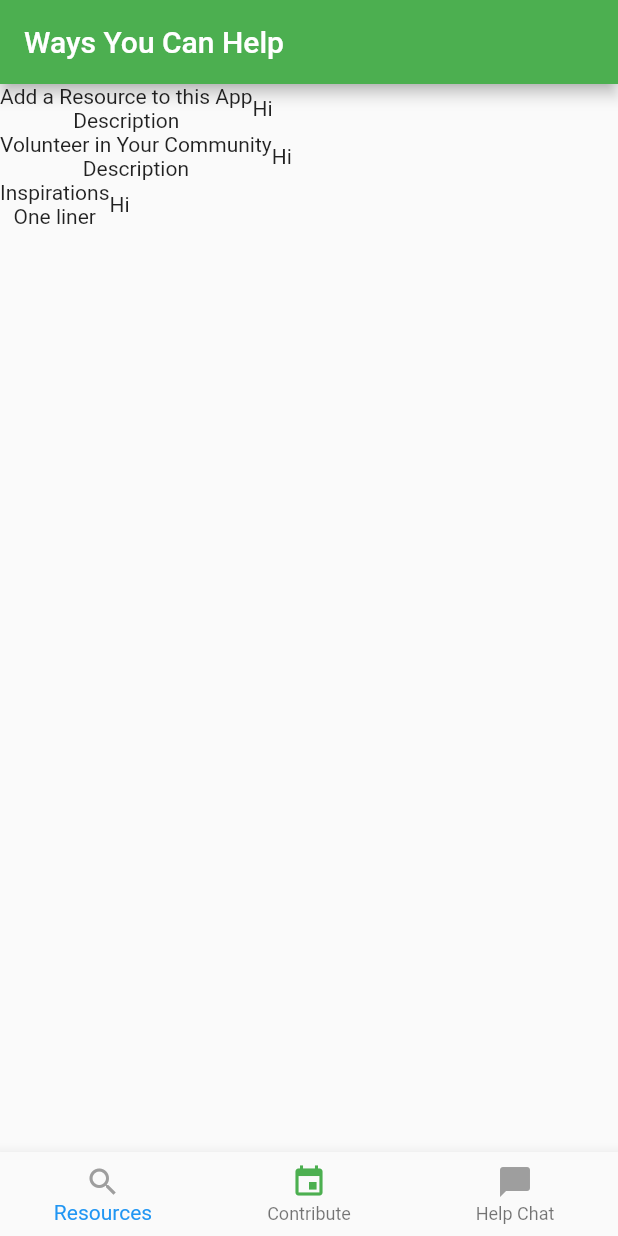
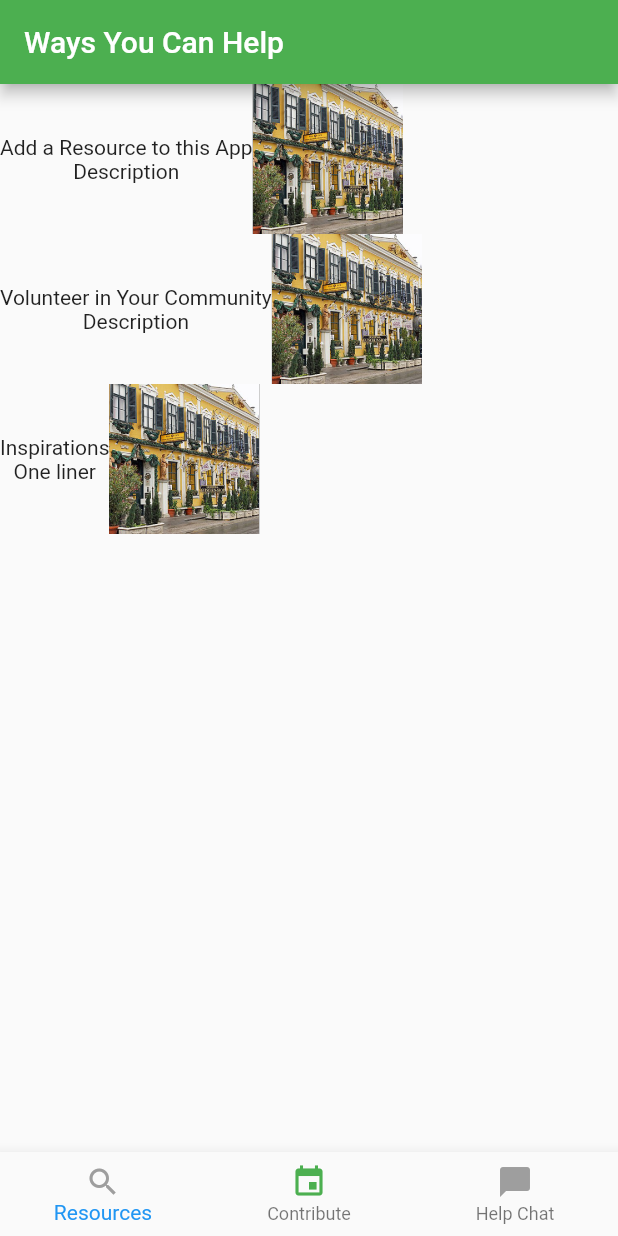
Before and after one commit to jg925/covid-resource-app, a Flutter app: the screen it shows after launch, item 2 of the bottom bar chosen, on a phone screen of 412 x 824 dp. Run offline on Flutter 3.47's test engine with Material 2 defaults, Android fonts, the phone set to English and light mode, and no system bars; our stand-ins replace google_maps_flutter.

Commit message:
change file type of image

```diff
--- a/lib/screens/contribute/contribute.dart
+++ b/lib/screens/contribute/contribute.dart
@@ -20,8 +20,9 @@ class Contribute extends StatelessWidget {
         ),
         body: Column(
             mainAxisAlignment: MainAxisAlignment.start,
-            mainAxisSize: MainAxisSize.min,
+            mainAxisSize: MainAxisSize.max,
             crossAxisAlignment: CrossAxisAlignment.stretch,
+
             children: [
               Section("Add a Resource to this App","Description"),
               Section("Volunteer in Your Community","Description"),
--- /dev/null
+++ b/lib/screens/contribute/disp_image.dart
@@ -0,0 +1,21 @@
+// screens/contribute/disp_image.dart
+
+import 'package:flutter/material.dart';
+
+class DispImage extends StatelessWidget{
+  final String _assetPath;
+
+  DispImage(this._assetPath);
+
+  @override
+  Widget build(BuildContext context) {
+    return Container(
+      constraints: BoxConstraints.expand(height: 100, width: 100),
+      decoration: BoxDecoration(color: Colors.grey),
+      child: Image.asset(
+        _assetPath,
+        fit: BoxFit.cover,
+      )
+    );
+  }
+}
--- a/lib/screens/contribute/section.dart
+++ b/lib/screens/contribute/section.dart
@@ -2,6 +2,7 @@
 
 import 'package:flutter/material.dart';
 import 'description.dart';
+import 'disp_image.dart';
 
 class Section extends StatelessWidget {
   final String _title;
@@ -19,7 +20,7 @@ class Section extends StatelessWidget {
             child: Description(_title, _body),
           ),
           Container(
-            child: Text("Hi"), //Image.asset("assets/images/restaurant.jpg"),
+            child: DispImage('assets/images/restaurant.png'),
           ),
         ],
       ),
```
Also changed, not shown: lib/screens/contribute/description.dart (+1 -14 lines), assets/images/restaurant.png (added), assets/images/restuarant.jpg (deleted).
